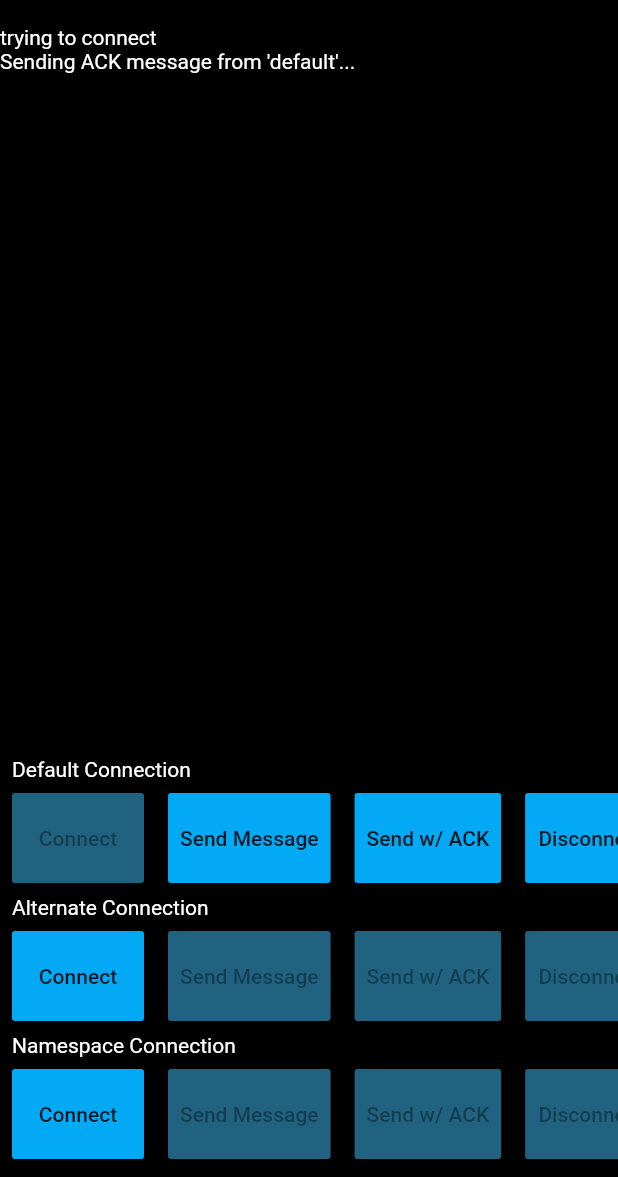
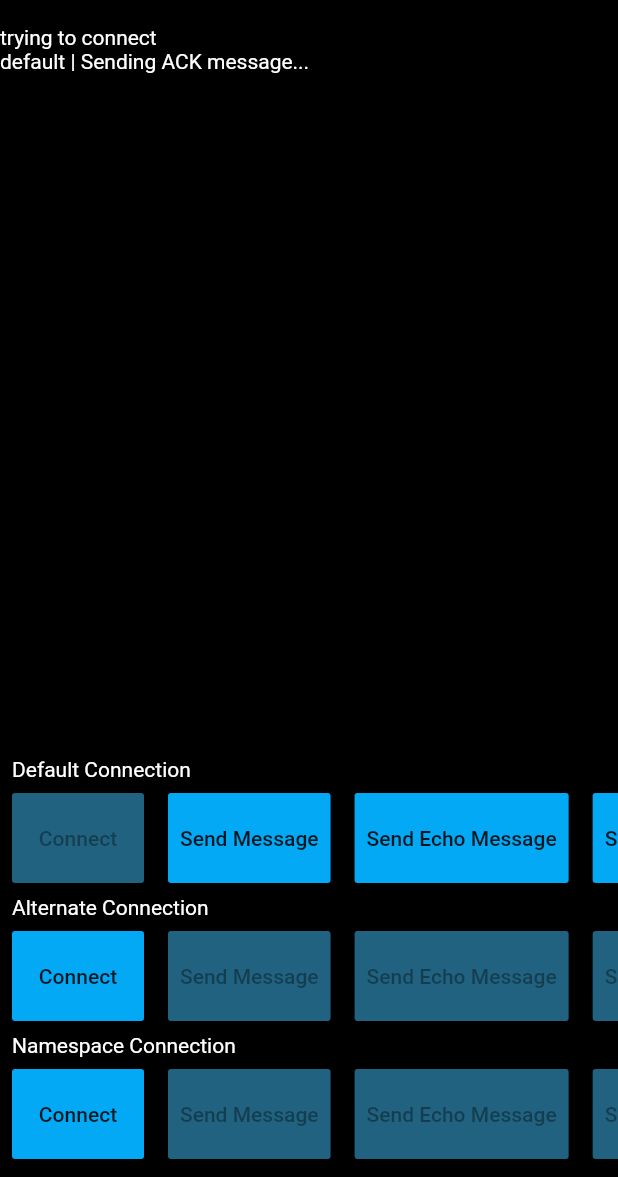
Before and after one commit to infitio/flutter_socket_io, a Flutter app: the screen it shows after launch, after a tap on "Send w/ ACK", on a phone screen of 412 x 824 dp, the part 59-1236 px from its top. Run offline on Flutter 3.47's test engine with Material 2 defaults, Android fonts, the phone set to English and light mode, and no system bars; missing offline and left inert: flutter_driver, streams_channel.

Commit message:
add echo tests in example

```diff
--- a/example/lib/main.dart
+++ b/example/lib/main.dart
@@ -17,6 +17,7 @@ class _MyAppState extends State<MyApp> {
   SocketIOManager manager;
   Map<String, SocketIO> sockets = {};
   final _isProbablyConnected = <String, bool>{};
+  final ScrollController _scrollController = ScrollController();
 
   @override
   void initState() {
@@ -45,7 +46,7 @@ class _MyAppState extends State<MyApp> {
         ] //Enable required transport
     ));
     socket.onConnect.listen((data) {
-      pPrint('connected...');
+      pPrint('$identifier | connected...');
       pPrint(data);
       sendMessage(identifier);
     });
@@ -53,12 +54,13 @@ class _MyAppState extends State<MyApp> {
     socket.onConnectTimeout.listen(pPrint);
     socket.onError.listen(pPrint);
     socket.onDisconnect.listen(pPrint);
-    socket.on('type:string').listen((data) => pPrint('type:string | $data'));
-    socket.on('type:bool').listen((data) => pPrint('type:bool | $data'));
-    socket.on('type:number').listen((data) => pPrint('type:number | $data'));
-    socket.on('type:object').listen((data) => pPrint('type:object | $data'));
-    socket.on('type:list').listen((data) => pPrint('type:list | $data'));
+    socket.on('type:string').listen((data) => pPrint('$identifier | type:string... | $data'));
+    socket.on('type:bool').listen((data) => pPrint('$identifier | type:bool | $data'));
+    socket.on('type:number').listen((data) => pPrint('$identifier | type:number | $data'));
+    socket.on('type:object').listen((data) => pPrint('$identifier | type:object | $data'));
+    socket.on('type:list').listen((data) => pPrint('$identifier | type:list | $data'));
     socket.on('message').listen(pPrint);
+    socket.on('echo').listen((data) => pPrint('$identifier | echo received | $data'));
     //TODO add stream subscription in example
     await socket.connect();
     sockets[identifier] = socket;
@@ -101,13 +103,20 @@ class _MyAppState extends State<MyApp> {
     }
   }
 
+  void sendEchoMessage(String identifier) {
+    if (sockets[identifier] != null) {
+      pPrint("$identifier | sending echo");
+      sockets[identifier].emit('echo', ['hello']);
+    }
+  }
+
   void sendMessageWithACK(String identifier) {
-    pPrint("Sending ACK message from '$identifier'...");
+    pPrint("$identifier | Sending ACK message...");
     final msg = ['Hello world!', 1, true, {'p': 1}, [3, 'r']];
     sockets[identifier].emitWithAck('ack-message', msg).then((data) {
       // this callback runs when this
       // specific message is acknowledged by the server
-      pPrint("ACK received from '$identifier' for $msg: $data");
+      pPrint("$identifier | ACK received | $msg -> $data");
     });
   }
 
@@ -118,6 +127,14 @@ class _MyAppState extends State<MyApp> {
       }
       print(data);
       toPrint.add(data?.toString());
+    });
+
+    Future.delayed(Duration(milliseconds: 250), (){
+      _scrollController.animateTo(
+        _scrollController.position.maxScrollExtent,
+        duration: Duration(milliseconds: 200),
+        curve: Curves.easeInOut
+      );
     });
   }
 
@@ -144,6 +161,14 @@ class _MyAppState extends State<MyApp> {
                   padding: const EdgeInsets.symmetric(horizontal: 8),
                   child: const Text('Send Message'),
                 )
+            ),
+            Container(
+              margin: const EdgeInsets.symmetric(horizontal: 8),
+              child: RaisedButton(
+                onPressed: ipc ? () => sendEchoMessage(identifier) : null,
+                padding: const EdgeInsets.symmetric(horizontal: 8),
+                child: const Text('Send Echo Message'),
+              )
             ),
             Container(
                 margin: const EdgeInsets.symmetric(horizontal: 8),
@@ -209,6 +234,7 @@ class _MyAppState extends State<MyApp> {
                 Expanded(
                     child: Center(
                       child: ListView(
+                        controller: _scrollController,
                         children: toPrint.map((_) => Text(_ ?? '')).toList(),
                       ),
                     )
```
Also changed, not shown: 1 other file.
